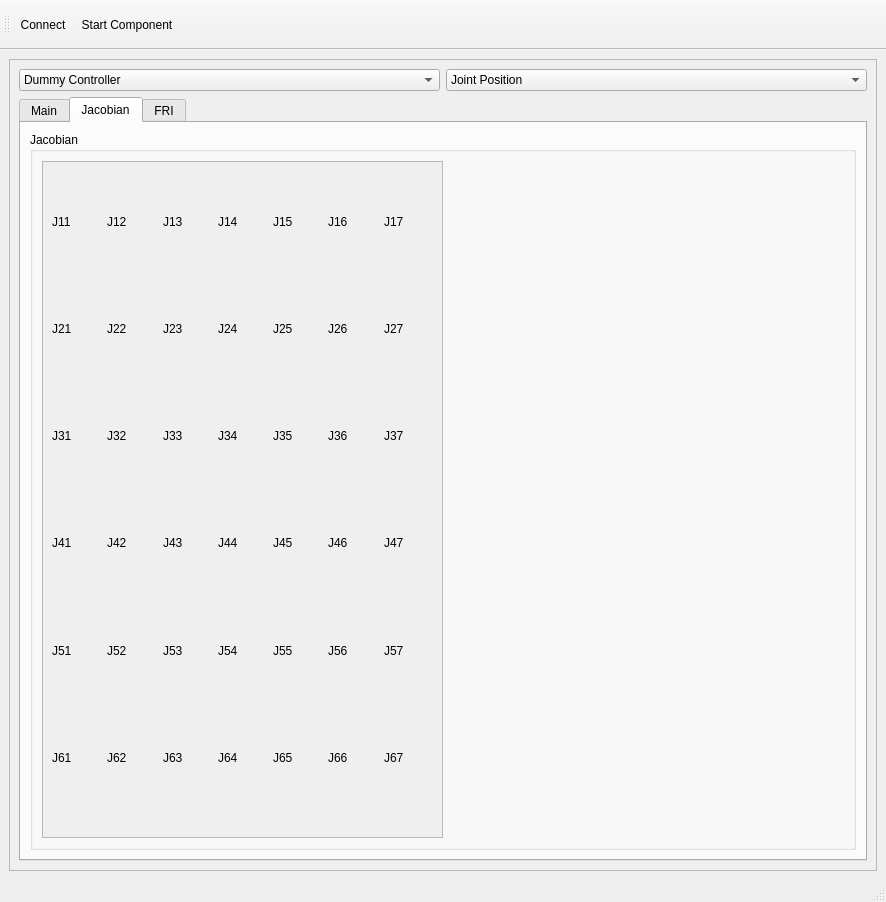
Old version of the form kukademo.ui in the repository ISIR-SYROCO/kuka_ui_demo.
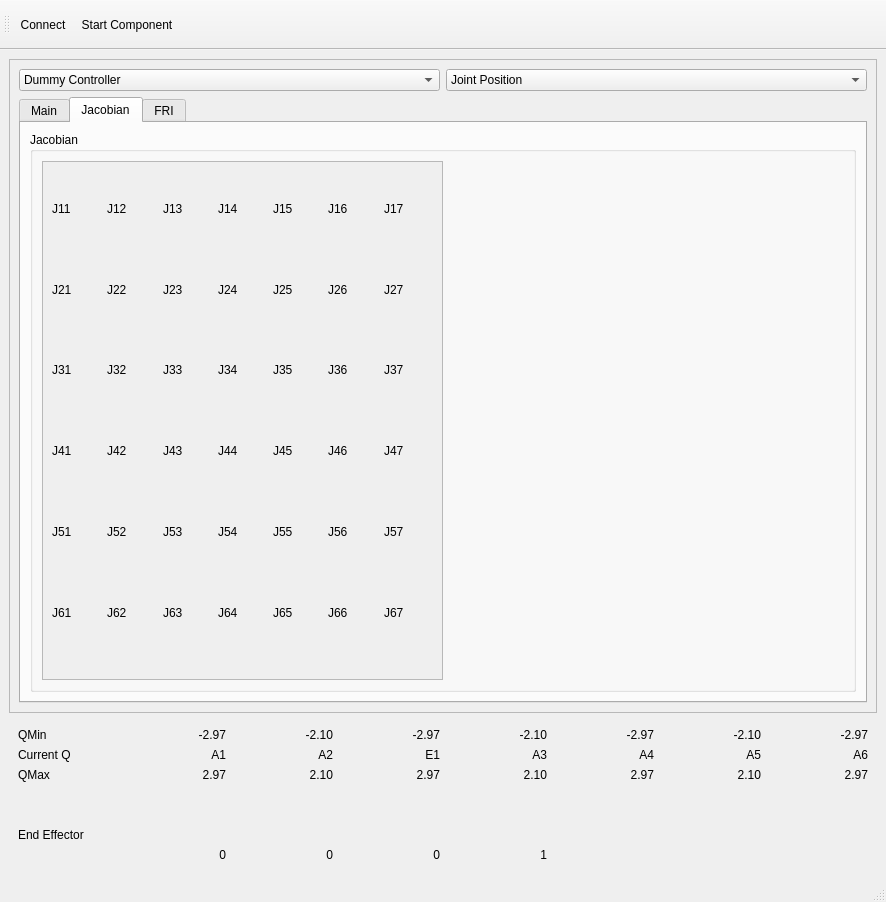
New version of the form. The open tabs and pages were chosen to show the change.

Commit message: Add Current joint robot configuration status

```diff
--- a/kukademo.ui
+++ b/kukademo.ui
@@ -25,8 +25,8 @@
         <rect>
          <x>0</x>
          <y>0</y>
-         <width>866</width>
-         <height>785</height>
+         <width>850</width>
+         <height>599</height>
         </rect>
        </property>
        <layout class="QGridLayout" name="gridLayout_5">
@@ -601,8 +601,8 @@
                      <rect>
                       <x>0</x>
                       <y>0</y>
-                      <width>394</width>
-                      <height>641</height>
+                      <width>386</width>
+                      <height>455</height>
                      </rect>
                     </property>
                     <layout class="QGridLayout" name="gridLayout_18">
@@ -1182,6 +1182,413 @@
       </widget>
      </widget>
     </item>
+    <item row="3" column="0">
+     <widget class="QWidget" name="widget" native="true">
+      <layout class="QGridLayout" name="gridLayout_26">
+       <item row="3" column="4">
+        <widget class="QLabel" name="label_38">
+         <property name="text">
+          <string>2.10</string>
+         </property>
+         <property name="alignment">
+          <set>Qt::AlignRight|Qt::AlignTrailing|Qt::AlignVCenter</set>
+         </property>
+        </widget>
+       </item>
+       <item row="1" column="3">
+        <widget class="QLabel" name="label_33">
+         <property name="text">
+          <string>-2.97</string>
+         </property>
+         <property name="alignment">
+          <set>Qt::AlignRight|Qt::AlignTrailing|Qt::AlignVCenter</set>
+         </property>
+        </widget>
+       </item>
+       <item row="2" column="3">
+        <widget class="QLabel" name="label_8">
+         <property name="text">
+          <string>E1</string>
+         </property>
+         <property name="alignment">
+          <set>Qt::AlignRight|Qt::AlignTrailing|Qt::AlignVCenter</set>
+         </property>
+        </widget>
+       </item>
+       <item row="1" column="7">
+        <widget class="QLabel" name="label_48">
+         <property name="text">
+          <string>-2.97</string>
+         </property>
+         <property name="alignment">
+          <set>Qt::AlignRight|Qt::AlignTrailing|Qt::AlignVCenter</set>
+         </property>
+        </widget>
+       </item>
+       <item row="2" column="1">
+        <widget class="QLabel" name="currentA1_label">
+         <property name="text">
+          <string>A1</string>
+         </property>
+         <property name="alignment">
+          <set>Qt::AlignRight|Qt::AlignTrailing|Qt::AlignVCenter</set>
+         </property>
+        </widget>
+       </item>
+       <item row="3" column="5">
+        <widget class="QLabel" name="label_41">
+         <property name="text">
+          <string>2.97</string>
+         </property>
+         <property name="alignment">
+          <set>Qt::AlignRight|Qt::AlignTrailing|Qt::AlignVCenter</set>
+         </property>
+        </widget>
+       </item>
+       <item row="2" column="5">
+        <widget class="QLabel" name="label_10">
+         <property name="text">
+          <string>A4</string>
+         </property>
+         <property name="alignment">
+          <set>Qt::AlignRight|Qt::AlignTrailing|Qt::AlignVCenter</set>
+         </property>
+        </widget>
+       </item>
+       <item row="5" column="1">
+        <widget class="QLabel" name="Mee10">
+         <property name="text">
+          <string/>
+         </property>
+         <property name="alignment">
+          <set>Qt::AlignRight|Qt::AlignTrailing|Qt::AlignVCenter</set>
+         </property>
+        </widget>
+       </item>
+       <item row="2" column="2">
+        <widget class="QLabel" name="label_7">
+         <property name="text">
+          <string>A2</string>
+         </property>
+         <property name="alignment">
+          <set>Qt::AlignRight|Qt::AlignTrailing|Qt::AlignVCenter</set>
+         </property>
+        </widget>
+       </item>
+       <item row="1" column="2">
+        <widget class="QLabel" name="label_28">
+         <property name="text">
+          <string>-2.10</string>
+         </property>
+         <property name="alignment">
+          <set>Qt::AlignRight|Qt::AlignTrailing|Qt::AlignVCenter</set>
+         </property>
+        </widget>
+       </item>
+       <item row="2" column="6">
+        <widget class="QLabel" name="label_11">
+         <property name="text">
+          <string>A5</string>
+         </property>
+         <property name="alignment">
+          <set>Qt::AlignRight|Qt::AlignTrailing|Qt::AlignVCenter</set>
+         </property>
+        </widget>
+       </item>
+       <item row="1" column="4">
+        <widget class="QLabel" name="label_37">
+         <property name="text">
+          <string>-2.10</string>
+         </property>
+         <property name="alignment">
+          <set>Qt::AlignRight|Qt::AlignTrailing|Qt::AlignVCenter</set>
+         </property>
+        </widget>
+       </item>
+       <item row="2" column="4">
+        <widget class="QLabel" name="label_9">
+         <property name="text">
+          <string>A3</string>
+         </property>
+         <property name="alignment">
+          <set>Qt::AlignRight|Qt::AlignTrailing|Qt::AlignVCenter</set>
+         </property>
+        </widget>
+       </item>
+       <item row="3" column="7">
+        <widget class="QLabel" name="label_49">
+         <property name="text">
+          <string>2.97</string>
+         </property>
+         <property name="alignment">
+          <set>Qt::AlignRight|Qt::AlignTrailing|Qt::AlignVCenter</set>
+         </property>
+        </widget>
+       </item>
+       <item row="6" column="1">
+        <widget class="QLabel" name="Mee20">
+         <property name="text">
+          <string/>
+         </property>
+         <property name="alignment">
+          <set>Qt::AlignRight|Qt::AlignTrailing|Qt::AlignVCenter</set>
+         </property>
+        </widget>
+       </item>
+       <item row="1" column="5">
+        <widget class="QLabel" name="label_39">
+         <property name="text">
+          <string>-2.97</string>
+         </property>
+         <property name="alignment">
+          <set>Qt::AlignRight|Qt::AlignTrailing|Qt::AlignVCenter</set>
+         </property>
+        </widget>
+       </item>
+       <item row="1" column="0">
+        <widget class="QLabel" name="label_50">
+         <property name="text">
+          <string>QMin</string>
+         </property>
+        </widget>
+       </item>
+       <item row="3" column="1">
+        <widget class="QLabel" name="label_25">
+         <property name="text">
+          <string>2.97</string>
+         </property>
+         <property name="alignment">
+          <set>Qt::AlignRight|Qt::AlignTrailing|Qt::AlignVCenter</set>
+         </property>
+        </widget>
+       </item>
+       <item row="3" column="6">
+        <widget class="QLabel" name="label_44">
+         <property name="text">
+          <string>2.10</string>
+         </property>
+         <property name="alignment">
+          <set>Qt::AlignRight|Qt::AlignTrailing|Qt::AlignVCenter</set>
+         </property>
+        </widget>
+       </item>
+       <item row="4" column="1">
+        <widget class="QLabel" name="Mee00">
+         <property name="text">
+          <string/>
+         </property>
+         <property name="alignment">
+          <set>Qt::AlignRight|Qt::AlignTrailing|Qt::AlignVCenter</set>
+         </property>
+        </widget>
+       </item>
+       <item row="1" column="1">
+        <widget class="QLabel" name="label_6">
+         <property name="text">
+          <string>-2.97</string>
+         </property>
+         <property name="alignment">
+          <set>Qt::AlignRight|Qt::AlignTrailing|Qt::AlignVCenter</set>
+         </property>
+        </widget>
+       </item>
+       <item row="3" column="0">
+        <widget class="QLabel" name="label_51">
+         <property name="text">
+          <string>QMax</string>
+         </property>
+        </widget>
+       </item>
+       <item row="2" column="0">
+        <widget class="QLabel" name="label_5">
+         <property name="text">
+          <string>Current Q</string>
+         </property>
+        </widget>
+       </item>
+       <item row="3" column="2">
+        <widget class="QLabel" name="label_31">
+         <property name="text">
+          <string>2.10</string>
+         </property>
+         <property name="alignment">
+          <set>Qt::AlignRight|Qt::AlignTrailing|Qt::AlignVCenter</set>
+         </property>
+        </widget>
+       </item>
+       <item row="3" column="3">
+        <widget class="QLabel" name="label_34">
+         <property name="text">
+          <string>2.97</string>
+         </property>
+         <property name="alignment">
+          <set>Qt::AlignRight|Qt::AlignTrailing|Qt::AlignVCenter</set>
+         </property>
+        </widget>
+       </item>
+       <item row="0" column="0">
+        <layout class="QGridLayout" name="gridLayout_25"/>
+       </item>
+       <item row="1" column="6">
+        <widget class="QLabel" name="label_42">
+         <property name="text">
+          <string>-2.10</string>
+         </property>
+         <property name="alignment">
+          <set>Qt::AlignRight|Qt::AlignTrailing|Qt::AlignVCenter</set>
+         </property>
+        </widget>
+       </item>
+       <item row="2" column="7">
+        <widget class="QLabel" name="label_12">
+         <property name="text">
+          <string>A6</string>
+         </property>
+         <property name="alignment">
+          <set>Qt::AlignRight|Qt::AlignTrailing|Qt::AlignVCenter</set>
+         </property>
+        </widget>
+       </item>
+       <item row="7" column="1">
+        <widget class="QLabel" name="label_55">
+         <property name="text">
+          <string>0</string>
+         </property>
+         <property name="alignment">
+          <set>Qt::AlignRight|Qt::AlignTrailing|Qt::AlignVCenter</set>
+         </property>
+        </widget>
+       </item>
+       <item row="4" column="2">
+        <widget class="QLabel" name="Mee01">
+         <property name="text">
+          <string/>
+         </property>
+         <property name="alignment">
+          <set>Qt::AlignRight|Qt::AlignTrailing|Qt::AlignVCenter</set>
+         </property>
+        </widget>
+       </item>
+       <item row="5" column="2">
+        <widget class="QLabel" name="Mee11">
+         <property name="text">
+          <string/>
+         </property>
+         <property name="alignment">
+          <set>Qt::AlignRight|Qt::AlignTrailing|Qt::AlignVCenter</set>
+         </property>
+        </widget>
+       </item>
+       <item row="6" column="2">
+        <widget class="QLabel" name="Mee21">
+         <property name="text">
+          <string/>
+         </property>
+         <property name="alignment">
+          <set>Qt::AlignRight|Qt::AlignTrailing|Qt::AlignVCenter</set>
+         </property>
+        </widget>
+       </item>
+       <item row="7" column="2">
+        <widget class="QLabel" name="label_59">
+         <property name="text">
+          <string>0</string>
+         </property>
+         <property name="alignment">
+          <set>Qt::AlignRight|Qt::AlignTrailing|Qt::AlignVCenter</set>
+         </property>
+        </widget>
+       </item>
+       <item row="4" column="3">
+        <widget class="QLabel" name="Mee02">
+         <property name="text">
+          <string/>
+         </property>
+         <property name="alignment">
+          <set>Qt::AlignRight|Qt::AlignTrailing|Qt::AlignVCenter</set>
+         </property>
+        </widget>
+       </item>
+       <item row="5" column="3">
+        <widget class="QLabel" name="Mee12">
+         <property name="text">
+          <string/>
+         </property>
+         <property name="alignment">
+          <set>Qt::AlignRight|Qt::AlignTrailing|Qt::AlignVCenter</set>
+         </property>
+        </widget>
+       </item>
+       <item row="6" column="3">
+        <widget class="QLabel" name="Mee22">
+         <property name="text">
+          <string/>
+         </property>
+         <property name="alignment">
+          <set>Qt::AlignRight|Qt::AlignTrailing|Qt::AlignVCenter</set>
+         </property>
+        </widget>
+       </item>
+       <item row="7" column="3">
+        <widget class="QLabel" name="label_63">
+         <property name="text">
+          <string>0</string>
+         </property>
+         <property name="alignment">
+          <set>Qt::AlignRight|Qt::AlignTrailing|Qt::AlignVCenter</set>
+         </property>
+        </widget>
+       </item>
+       <item row="4" column="4">
+        <widget class="QLabel" name="Mee03">
+         <property name="text">
+          <string/>
+         </property>
+         <property name="alignment">
+          <set>Qt::AlignRight|Qt::AlignTrailing|Qt::AlignVCenter</set>
+         </property>
+        </widget>
+       </item>
+       <item row="5" column="4">
+        <widget class="QLabel" name="Mee13">
+         <property name="text">
+          <string/>
+         </property>
+         <property name="alignment">
+          <set>Qt::AlignRight|Qt::AlignTrailing|Qt::AlignVCenter</set>
+         </property>
+        </widget>
+       </item>
+       <item row="6" column="4">
+        <widget class="QLabel" name="Mee23">
+         <property name="text">
+          <string/>
+         </property>
+         <property name="alignment">
+          <set>Qt::AlignRight|Qt::AlignTrailing|Qt::AlignVCenter</set>
+         </property>
+        </widget>
+       </item>
+       <item row="7" column="4">
+        <widget class="QLabel" name="label_67">
+         <property name="text">
+          <string>1</string>
+         </property>
+         <property name="alignment">
+          <set>Qt::AlignRight|Qt::AlignTrailing|Qt::AlignVCenter</set>
+         </property>
+        </widget>
+       </item>
+       <item row="6" column="0">
+        <widget class="QLabel" name="label_68">
+         <property name="text">
+          <string>End Effector</string>
+         </property>
+        </widget>
+       </item>
+      </layout>
+     </widget>
+    </item>
    </layout>
   </widget>
   <widget class="QStatusBar" name="statusbar"/>
```
Left out of the diff: 5 changed lines with no effect on the pictures. The commit also changes 1 other file.
